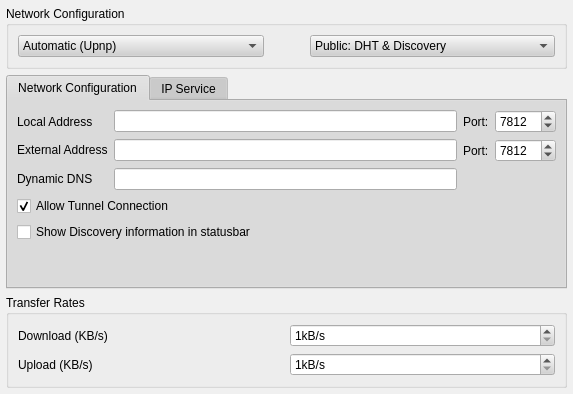
Old version of the form retroshare-gui/src/gui/settings/ServerPage.ui in the repository RetroShare/RetroShare.
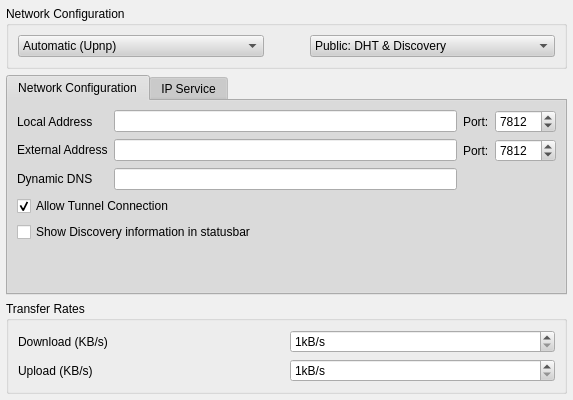
New version of the form.

Diff of the .ui file:
```diff
--- a/retroshare-gui/src/gui/settings/ServerPage.ui
+++ b/retroshare-gui/src/gui/settings/ServerPage.ui
@@ -7,7 +7,7 @@
     <x>0</x>
     <y>0</y>
     <width>573</width>
-    <height>394</height>
+    <height>400</height>
    </rect>
   </property>
   <property name="sizePolicy">
```
Left out of the diff: 10 changed lines with no effect on the pictures.
